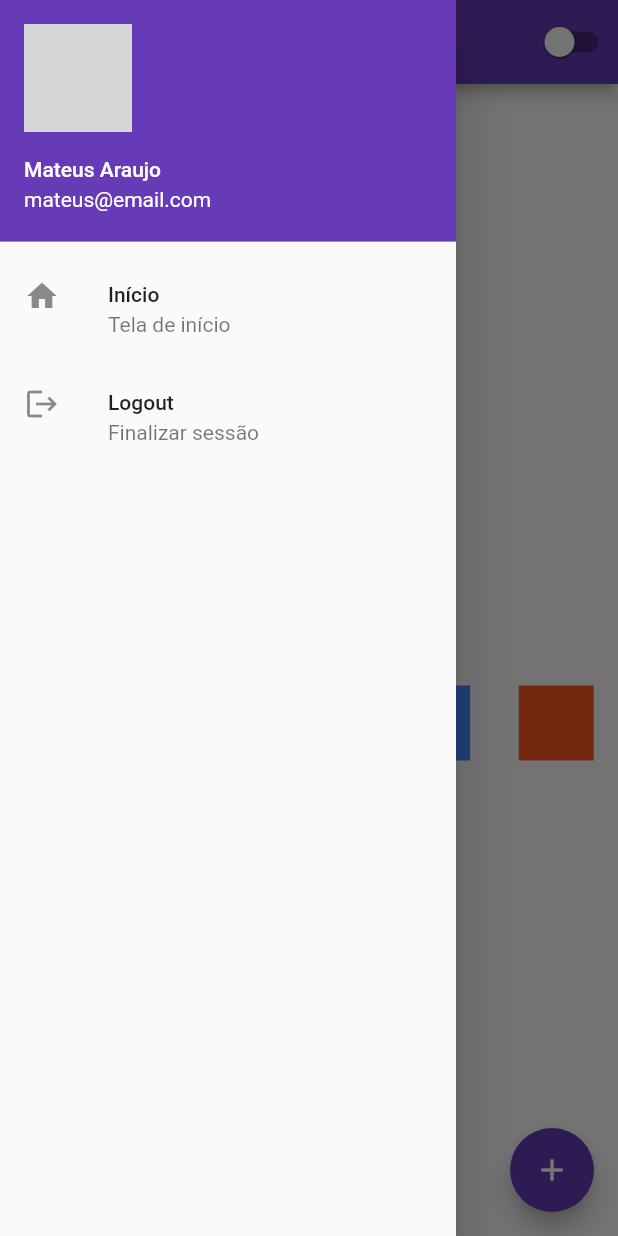
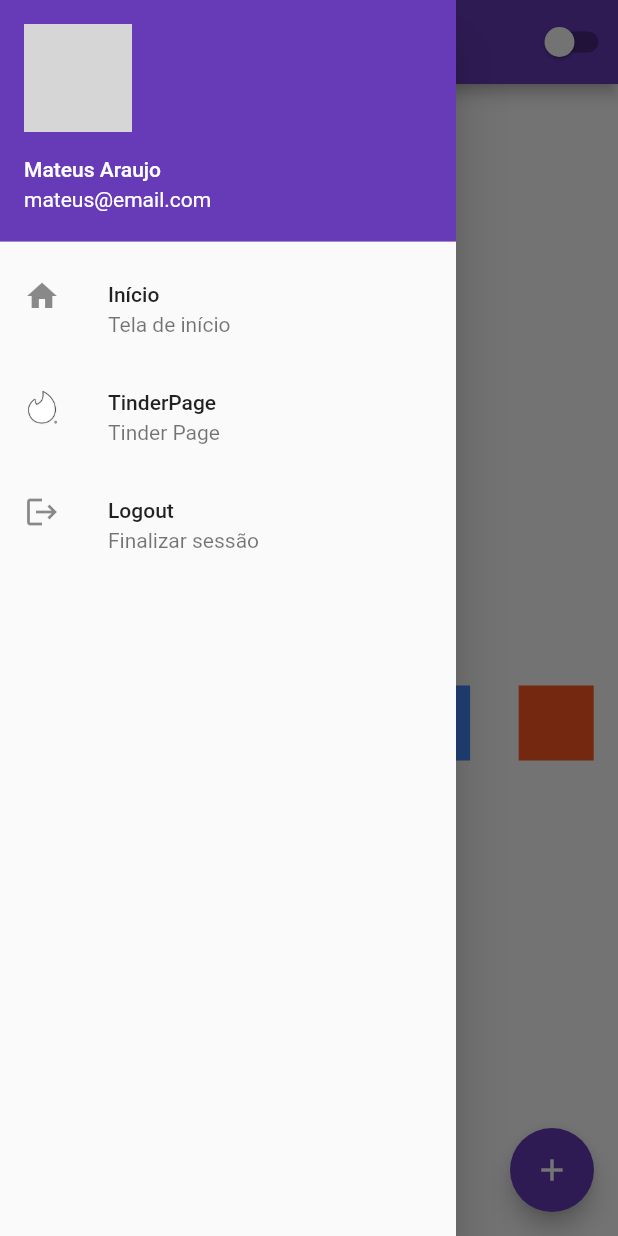
Before and after one commit to mateus-araujo/flutter-course, a Flutter app: the HomePage screen opened by its route, with the side drawer open, on a phone screen of 412 x 824 dp. Run offline on Flutter 3.47's test engine with Material 2 defaults, Android fonts, the phone set to English and light mode, and no system bars; network calls fail; grey boxes are pictures that could not be loaded.

```diff
--- a/lib/app_widget.dart
+++ b/lib/app_widget.dart
@@ -2,6 +2,7 @@ import 'package:flutter/material.dart';
 import 'package:flutter_course/app_controller.dart';
 import 'package:flutter_course/home_page.dart';
 import 'package:flutter_course/login_page.dart';
+import 'package:flutter_course/tinder_page.dart';
 
 class AppWidget extends StatelessWidget {
   @override
@@ -20,6 +21,7 @@ class AppWidget extends StatelessWidget {
           routes: {
             '/': (context) => LoginPage(),
             '/home': (context) => HomePage(),
+            '/tinder': (context) => TinderPage(),
           },
         );
       },
--- a/lib/home_page.dart
+++ b/lib/home_page.dart
@@ -31,6 +31,17 @@ class _HomePageState extends State<HomePage> {
                 subtitle: Text('Tela de início'),
                 onTap: () {
                   print('home');
+                },
+              ),
+              ListTile(
+                leading: Container(
+                  width: 25,
+                  child: Image.asset('assets/images/tinder-logo.png'),
+                ),
+                title: Text('TinderPage'),
+                subtitle: Text('Tinder Page'),
+                onTap: () {
+                  Navigator.of(context).pushNamed('/tinder');
                 },
               ),
               ListTile(
--- a/lib/login_page.dart
+++ b/lib/login_page.dart
@@ -100,7 +100,7 @@ class _LoginPageState extends State<LoginPage> {
   }
 
   void _signIn({required String email, required String password}) {
-    if (email == "user@email.com") {
+    if (email.isNotEmpty && password.isNotEmpty) {
       Navigator.of(context).pushReplacementNamed('/home');
     } else {
       setState(() {
--- a/pubspec.yaml
+++ b/pubspec.yaml
@@ -48,6 +48,7 @@ flutter:
   assets:
     - assets/images/logo.png
     - assets/images/background.jpg
+    - assets/images/tinder-logo.png
 
   # An image asset can refer to one or more resolution-specific "variants", see
   # https://flutter.dev/assets-and-images/#resolution-aware.
```
Also changed, not shown: lib/main.dart (+8 -0 lines), lib/tinder_page.dart (added, +66 -0 lines), assets/images/tinder-logo.png (added).
